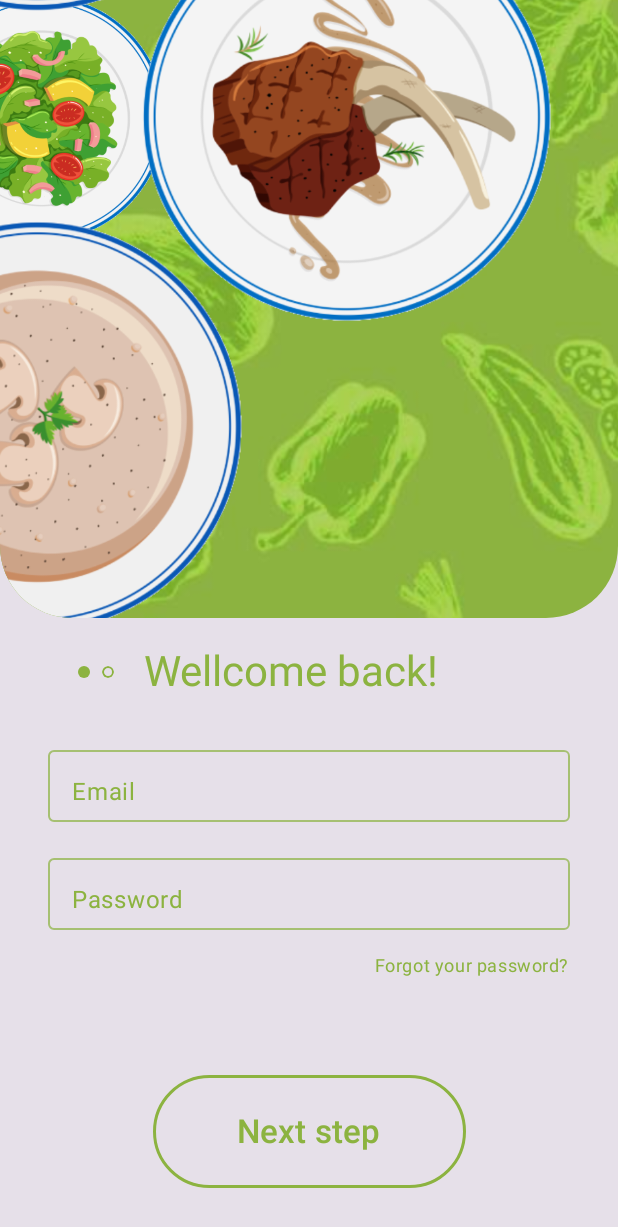
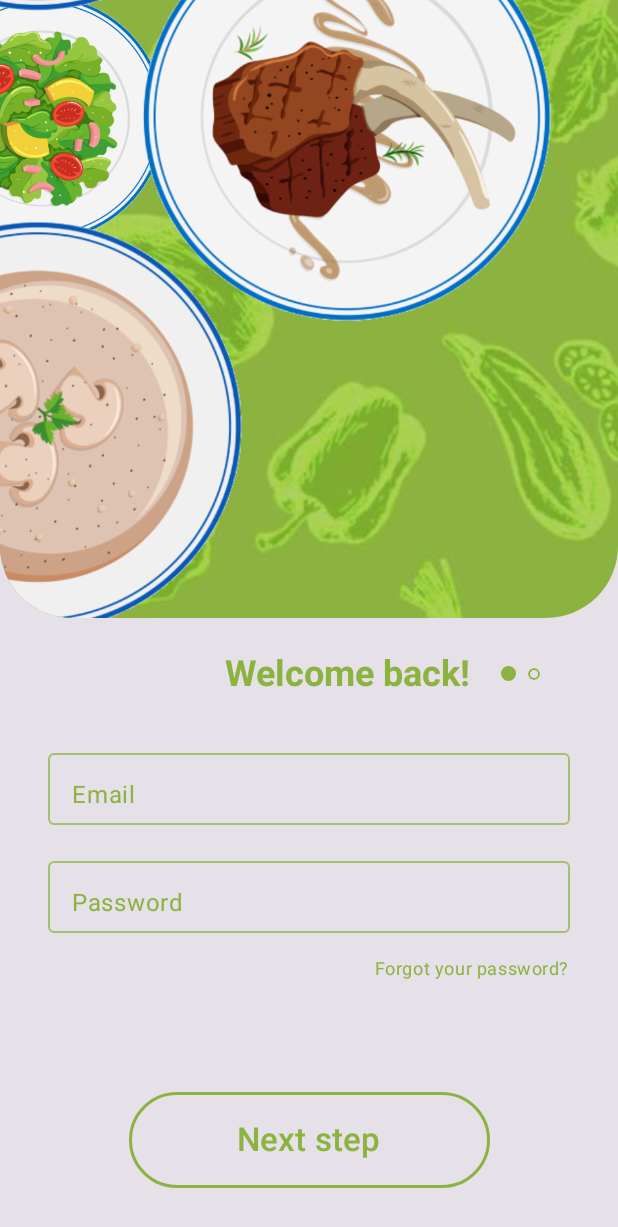
Before and after one commit to carlosjimz87/CaloriesCalculatorKMP, an Android app built with Jetpack Compose: the screen it shows after launch (MainActivity), after a tap on "Next step", on a phone screen of 412 x 824 dp. Shown: the top 1227 px of the screen. Run offline under Robolectric (Android 15) with nearby library versions, the phone set to English and light mode, and no system bars.

Commit message:
Fix sizes of dots, buttons and text on login and register

```diff
--- a/composeApp/src/androidMain/kotlin/org/carlosjimz87/caloriescalculatorkmm/composables/DotsIndicator.kt
+++ b/composeApp/src/androidMain/kotlin/org/carlosjimz87/caloriescalculatorkmm/composables/DotsIndicator.kt
@@ -33,7 +33,7 @@ fun DotsIndicator(
                 Box(
                     modifier = Modifier
                         .padding(horizontal = 4.dp)
-                        .size(8.dp)
+                        .size(10.dp)
                         .clip(CircleShape)
                         .background(Green) // Filled with dark green color
                 )
--- a/composeApp/src/androidMain/kotlin/org/carlosjimz87/caloriescalculatorkmm/composables/OutlinedCustomButton.kt
+++ b/composeApp/src/androidMain/kotlin/org/carlosjimz87/caloriescalculatorkmm/composables/OutlinedCustomButton.kt
@@ -28,10 +28,10 @@ fun OutlinedCustomButton(
     borderColor: Color = Green,
     text : String = "Next step",
     textSize: TextUnit = 22.sp,
-    height : Dp = 75.dp,
+    height : Dp = 64.dp,
     topMargin: Dp = 0.dp,
     bottomMargin: Dp = 32.dp,
-    horizontalPadding : Dp = 32.dp,
+    horizontalPadding : Dp = 48.dp,
     onClick: () -> Unit
 ) {
 
--- a/composeApp/src/androidMain/kotlin/org/carlosjimz87/caloriescalculatorkmm/screens/auth/views/LoginView.kt
+++ b/composeApp/src/androidMain/kotlin/org/carlosjimz87/caloriescalculatorkmm/screens/auth/views/LoginView.kt
@@ -11,6 +11,7 @@ import androidx.compose.material3.Text
 import androidx.compose.runtime.Composable
 import androidx.compose.ui.Alignment
 import androidx.compose.ui.Modifier
+import androidx.compose.ui.text.font.FontWeight
 import androidx.compose.ui.tooling.preview.Preview
 import androidx.compose.ui.unit.dp
 import org.carlosjimz87.caloriescalculatorkmm.composables.CustomOutlinedTextField
@@ -35,15 +36,18 @@ fun LoginView(onBack: () -> Unit, forgotPassword: () -> Unit) {
         ) {
             Row(
                 verticalAlignment = Alignment.CenterVertically,
-                modifier = Modifier.padding(bottom = 8.dp)
+                horizontalArrangement = Arrangement.End,
+                modifier = Modifier.padding(bottom = 8.dp).fillMaxWidth()
             ) {
+                Text(
+                    text = "Welcome back!",
+                    style = MaterialTheme.typography.headlineSmall,
+                    fontWeight = FontWeight.Bold,
+                    color = Green // Darker green
+                )
+
                 DotsIndicator(totalDots = 2, selectedIndex = 0)
 
-                Text(
-                    text = "Wellcome back!",
-                    style = MaterialTheme.typography.headlineMedium,
-                    color = Green // Darker green
-                )
             }
 
         }
--- a/composeApp/src/androidMain/kotlin/org/carlosjimz87/caloriescalculatorkmm/screens/auth/views/RegisterView.kt
+++ b/composeApp/src/androidMain/kotlin/org/carlosjimz87/caloriescalculatorkmm/screens/auth/views/RegisterView.kt
@@ -11,6 +11,7 @@ import androidx.compose.material3.Text
 import androidx.compose.runtime.Composable
 import androidx.compose.ui.Alignment
 import androidx.compose.ui.Modifier
+import androidx.compose.ui.text.font.FontWeight
 import androidx.compose.ui.tooling.preview.Preview
 import androidx.compose.ui.unit.dp
 import org.carlosjimz87.caloriescalculatorkmm.composables.CustomOutlinedTextField
@@ -50,7 +51,8 @@ fun RegisterView(
 
                 Text(
                     text = "Create an account",
-                    style = MaterialTheme.typography.headlineMedium,
+                    style = MaterialTheme.typography.headlineSmall,
+                    fontWeight = FontWeight.Bold,
                     color = Green // Darker green
                 )
             }
```
